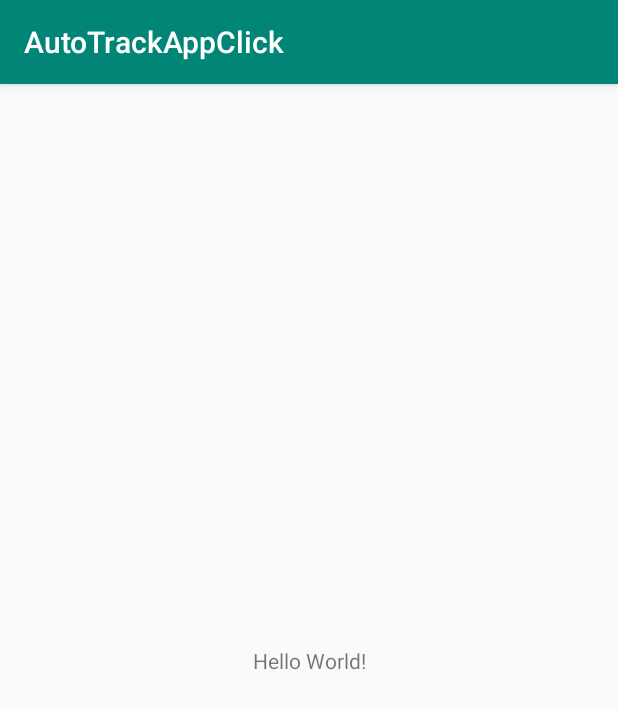
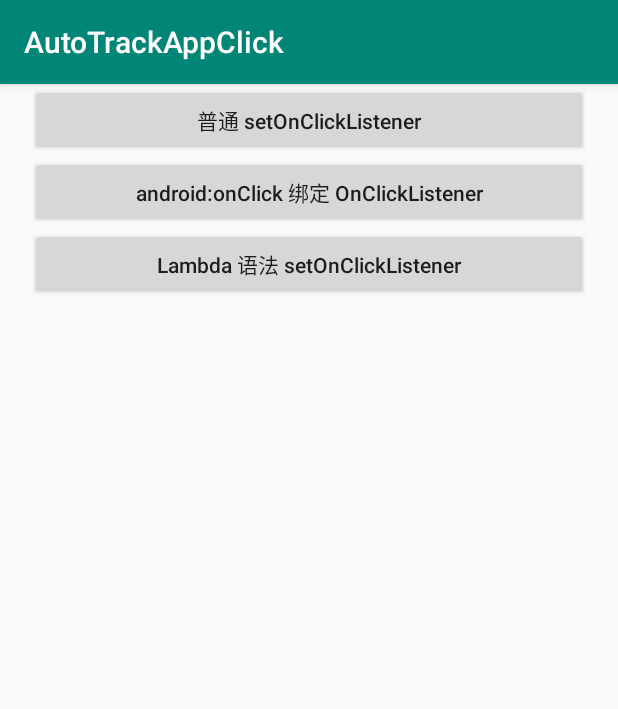
Before and after one commit to Jesse505/AutoTrack, an Android app: the screen it shows after launch (MainActivity), on a phone screen of 412 x 824 dp. Shown: the top 709 px of the screen. Run offline under Robolectric (Android 15) with nearby library versions, the phone set to English and light mode, and no system bars.

Commit message:
通过自定义注解解决android:onClick 绑定 OnClickListener在编译期间无法hook的问题

```diff
--- a/app/src/main/java/com/example/jesse/autotrackappclick/MainActivity.java
+++ b/app/src/main/java/com/example/jesse/autotrackappclick/MainActivity.java
@@ -6,17 +6,29 @@ import android.os.Bundle;
 import android.view.View;
 import android.widget.Toast;
 
+import com.sensorsdata.analytics.android.sdk.SensorsDataTrackViewOnClick;
+
 public class MainActivity extends AppCompatActivity {
 
     @Override
     protected void onCreate(Bundle savedInstanceState) {
         super.onCreate(savedInstanceState);
         setContentView(R.layout.activity_main);
-        findViewById(R.id.tv_test).setOnClickListener(new View.OnClickListener() {
+        findViewById(R.id.button).setOnClickListener(new View.OnClickListener() {
             @Override
             public void onClick(View v) {
-                Toast.makeText(MainActivity.this, "普通button点击事件", Toast.LENGTH_SHORT).show();
+                showToast("普通 setOnClickListener");
             }
         });
     }
+
+    @SensorsDataTrackViewOnClick
+    public void xmlOnClick(View view) {
+        showToast("android:onClick 绑定 OnClickListener");
+    }
+
+    private void showToast(String message) {
+        Toast.makeText(this, message, Toast.LENGTH_SHORT).show();
+    }
+
 }
--- a/app/src/main/res/layout/activity_main.xml
+++ b/app/src/main/res/layout/activity_main.xml
@@ -1,19 +1,32 @@
 <?xml version="1.0" encoding="utf-8"?>
-<androidx.constraintlayout.widget.ConstraintLayout xmlns:android="http://schemas.android.com/apk/res/android"
-    xmlns:app="http://schemas.android.com/apk/res-auto"
-    xmlns:tools="http://schemas.android.com/tools"
+<LinearLayout xmlns:android="http://schemas.android.com/apk/res/android"
     android:layout_width="match_parent"
     android:layout_height="match_parent"
-    tools:context=".MainActivity">
+    android:orientation="vertical"
+    android:gravity="center_horizontal"
+    android:layout_marginLeft="20dp"
+    android:layout_marginRight="20dp">
 
-    <TextView
-        android:id="@+id/tv_test"
-        android:layout_width="wrap_content"
+    <androidx.appcompat.widget.AppCompatButton
+        android:id="@+id/button"
+        android:layout_width="match_parent"
         android:layout_height="wrap_content"
-        android:text="Hello World!"
-        app:layout_constraintBottom_toBottomOf="parent"
-        app:layout_constraintLeft_toLeftOf="parent"
-        app:layout_constraintRight_toRightOf="parent"
-        app:layout_constraintTop_toTopOf="parent" />
+        android:text="普通 setOnClickListener"
+        android:textAllCaps="false" />
 
-</androidx.constraintlayout.widget.ConstraintLayout>
+    <androidx.appcompat.widget.AppCompatButton
+        android:id="@+id/xmlOnClick"
+        android:layout_width="match_parent"
+        android:layout_height="wrap_content"
+        android:onClick="xmlOnClick"
+        android:text="android:onClick 绑定 OnClickListener"
+        android:textAllCaps="false" />
+
+    <androidx.appcompat.widget.AppCompatButton
+        android:id="@+id/lambdaButton"
+        android:layout_width="match_parent"
+        android:layout_height="wrap_content"
+        android:text="Lambda 语法 setOnClickListener"
+        android:textAllCaps="false" />
+
+</LinearLayout>
```
Also changed, not shown: 2 other files.
